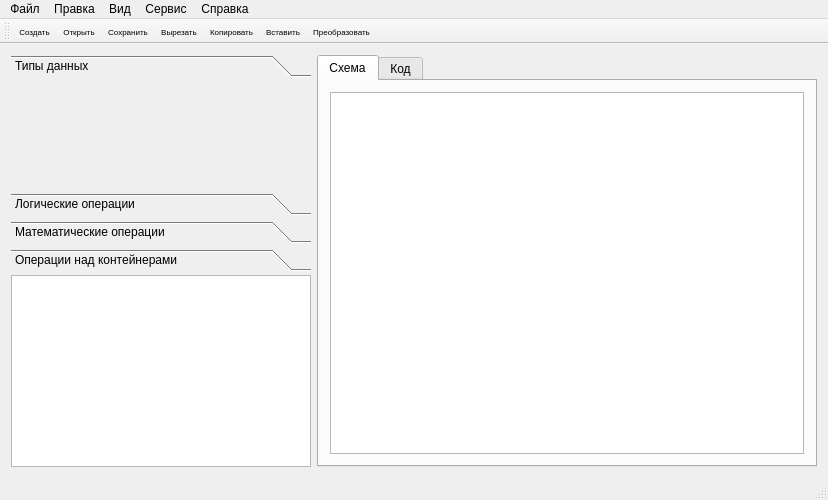
First picture: the form in Spindle/mainwindow.ui, repository SpindleGit/SpindleGit, before the edit.
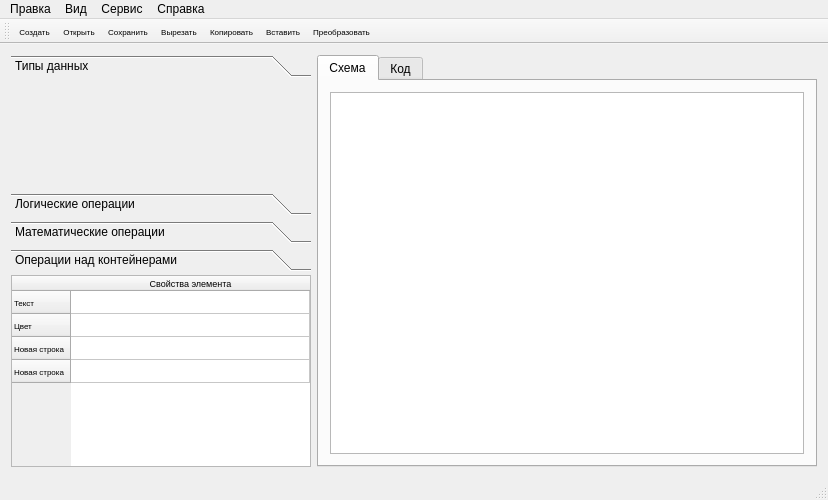
Second picture: the form after the edit. The open tabs and pages were chosen to show the change. Icons and pictures are not drawn.

Commit message: Добавил таблицу свойств элемента

Diff of the .ui file:
```diff
--- a/Spindle/mainwindow.ui
+++ b/Spindle/mainwindow.ui
@@ -151,6 +151,110 @@
           <height>0</height>
          </size>
         </property>
+        <property name="baseSize">
+         <size>
+          <width>0</width>
+          <height>0</height>
+         </size>
+        </property>
+        <property name="lineWidth">
+         <number>1</number>
+        </property>
+        <property name="midLineWidth">
+         <number>0</number>
+        </property>
+        <property name="horizontalScrollBarPolicy">
+         <enum>Qt::ScrollBarAsNeeded</enum>
+        </property>
+        <property name="sizeAdjustPolicy">
+         <enum>QAbstractScrollArea::AdjustIgnored</enum>
+        </property>
+        <property name="autoScrollMargin">
+         <number>16</number>
+        </property>
+        <property name="dragEnabled">
+         <bool>false</bool>
+        </property>
+        <property name="columnCount">
+         <number>1</number>
+        </property>
+        <attribute name="horizontalHeaderCascadingSectionResizes">
+         <bool>false</bool>
+        </attribute>
+        <attribute name="horizontalHeaderMinimumSectionSize">
+         <number>20</number>
+        </attribute>
+        <attribute name="horizontalHeaderShowSortIndicator" stdset="0">
+         <bool>false</bool>
+        </attribute>
+        <attribute name="horizontalHeaderStretchLastSection">
+         <bool>true</bool>
+        </attribute>
+        <attribute name="verticalHeaderCascadingSectionResizes">
+         <bool>true</bool>
+        </attribute>
+        <attribute name="verticalHeaderDefaultSectionSize">
+         <number>23</number>
+        </attribute>
+        <attribute name="verticalHeaderMinimumSectionSize">
+         <number>6</number>
+        </attribute>
+        <attribute name="verticalHeaderShowSortIndicator" stdset="0">
+         <bool>false</bool>
+        </attribute>
+        <attribute name="verticalHeaderStretchLastSection">
+         <bool>false</bool>
+        </attribute>
+        <row>
+         <property name="text">
+          <string>Текст</string>
+         </property>
+         <property name="font">
+          <font>
+           <pointsize>6</pointsize>
+          </font>
+         </property>
+        </row>
+        <row>
+         <property name="text">
+          <string>Цвет</string>
+         </property>
+         <property name="font">
+          <font>
+           <pointsize>6</pointsize>
+          </font>
+         </property>
+        </row>
+        <row>
+         <property name="text">
+          <string>Новая строка</string>
+         </property>
+         <property name="font">
+          <font>
+           <pointsize>6</pointsize>
+          </font>
+         </property>
+        </row>
+        <row>
+         <property name="text">
+          <string>Новая строка</string>
+         </property>
+         <property name="font">
+          <font>
+           <pointsize>6</pointsize>
+          </font>
+         </property>
+        </row>
+        <column>
+         <property name="text">
+          <string>Свойства элемента</string>
+         </property>
+         <property name="font">
+          <font>
+           <pointsize>7</pointsize>
+          </font>
+         </property>
+        </column>
        </widget>
       </item>
      </layout>
@@ -241,19 +345,6 @@
      <height>17</height>
     </rect>
    </property>
-   <widget class="QMenu" name="menuSpindle">
-    <property name="title">
-     <string>Файл</string>
-    </property>
-    <addaction name="action_new"/>
-    <addaction name="action_open"/>
-    <addaction name="action_save"/>
-    <addaction name="action_save_as"/>
-    <addaction name="separator"/>
-    <addaction name="action_print"/>
-    <addaction name="separator"/>
-    <addaction name="action_exit"/>
-   </widget>
    <widget class="QMenu" name="menu">
     <property name="title">
      <string>Правка</string>
@@ -286,7 +377,6 @@
     <addaction name="action_documentation"/>
     <addaction name="action_about_us"/>
    </widget>
-   <addaction name="menuSpindle"/>
    <addaction name="menu"/>
    <addaction name="menu_2"/>
    <addaction name="menu_3"/>
```
Left out of the diff: 6 changed lines with no effect on the pictures. The commit also changes 5 other files.
